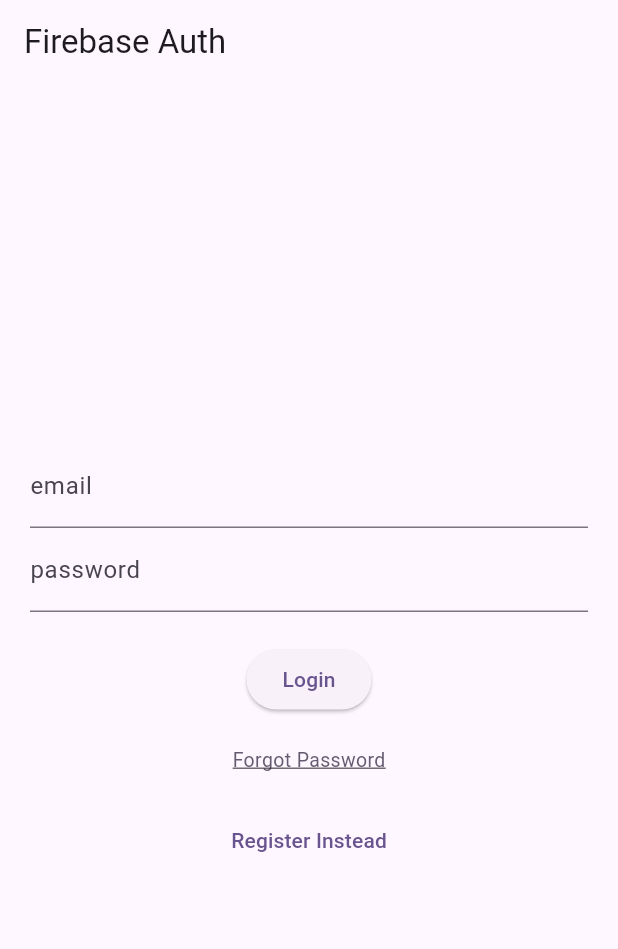
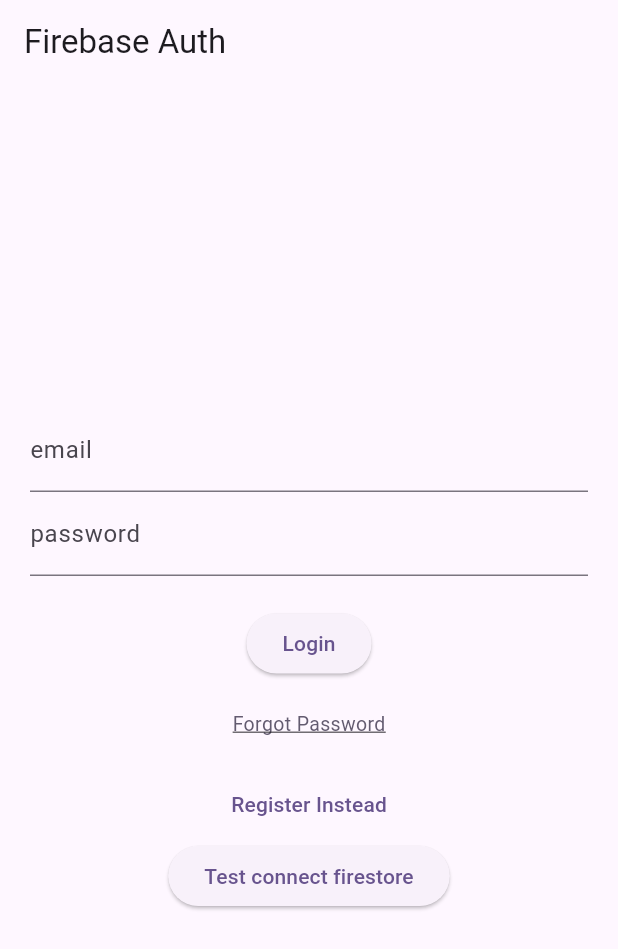
Before and after one commit to PQuoc2003/english-flashcard, a Flutter app: the screen it shows after launch, on a phone screen of 412 x 824 dp. Shown: the top 949 px of the screen. Run offline on Flutter 3.47's test engine with Material 3 defaults, Android fonts, the phone set to English and light mode, and no system bars; our stand-ins replace cloud_firestore, email_validator, firebase_auth, firebase_core; accounts and stored records are empty.

Commit message:
add firebase firestore

```diff
--- a/lib/login_page.dart
+++ b/lib/login_page.dart
@@ -1,4 +1,6 @@
 import 'package:english_flashcard/account/forgot_pass.dart';
+import 'package:english_flashcard/models/users_model.dart';
+import 'package:english_flashcard/repository/user_repo.dart';
 import 'package:flutter/material.dart';
 import 'package:firebase_auth/firebase_auth.dart';
 import 'auth.dart';
@@ -110,6 +112,27 @@
     );
   }
 
+  // button test
+  Widget createButton(BuildContext context) {
+    return ElevatedButton(
+      onPressed: () {
+        createUser(context);
+      },
+      child: const Text(
+        "Test connect firestore",
+      ),
+    );
+  }
+
+  // function firebase test
+  void createUser(BuildContext context) {
+    UserRepository userRepository = UserRepository();
+
+    UserModel userModel = UserModel(uid: "1", fullName: "Quoc", gender: "Male");
+
+    userRepository.createUser(context, userModel);
+  }
+
   @override
   Widget build(BuildContext context) {
     return Scaffold(
@@ -132,6 +155,8 @@
             _forgotPassword(context),
             _sizedBox(),
             _loginOrRegisterButton(),
+            // test firebase
+            createButton(context),
           ],
         ),
       ),
--- /dev/null
+++ b/lib/models/users_model.dart
@@ -0,0 +1,26 @@
+class UserModel {
+  String uid;
+  String fullName;
+  String gender;
+
+  UserModel({
+    required this.uid,
+    required this.fullName,
+    required this.gender,
+  });
+
+  toJson() {
+    return {
+      "uid": uid,
+      "fullName": fullName,
+      "gender": gender,
+    };
+  }
+
+  UserModel.fromJson(Map<String, Object?> json)
+      : this(
+          uid: json['uid']! as String,
+          fullName: json['fullName']! as String,
+          gender: json['gender']! as String,
+        );
+}
--- a/lib/widget_tree.dart
+++ b/lib/widget_tree.dart
@@ -1,7 +1,7 @@
+import 'package:english_flashcard/homepage/user_list.dart';
 import 'package:english_flashcard/login_page.dart';
 import 'package:flutter/material.dart';
 
-import 'account/change_password.dart';
 import 'auth.dart';
 
 class WidgetTree extends StatefulWidget {
@@ -19,10 +19,9 @@
       builder: (context, snapshot) {
           if(snapshot.hasData){
             // return HomePage();
-            return const ChangePasswordPage();
+            return const UserHomePage();
           }
           return const LoginPage();
-          // return const ChangePasswordPage();
       },
     );
   }
--- a/pubspec.yaml
+++ b/pubspec.yaml
@@ -33,6 +33,7 @@
 
   firebase_core: ^2.30.0
   firebase_auth: ^4.19.2
+  cloud_firestore: ^4.17.2
   email_validator: ^2.1.16
 
   # The following adds the Cupertino Icons font to your application.
```
Also changed, not shown: lib/homepage/user_list.dart (added, +70 -0 lines), lib/repository/user_repo.dart (added, +43 -0 lines), pubspec.lock, 3 other files.
